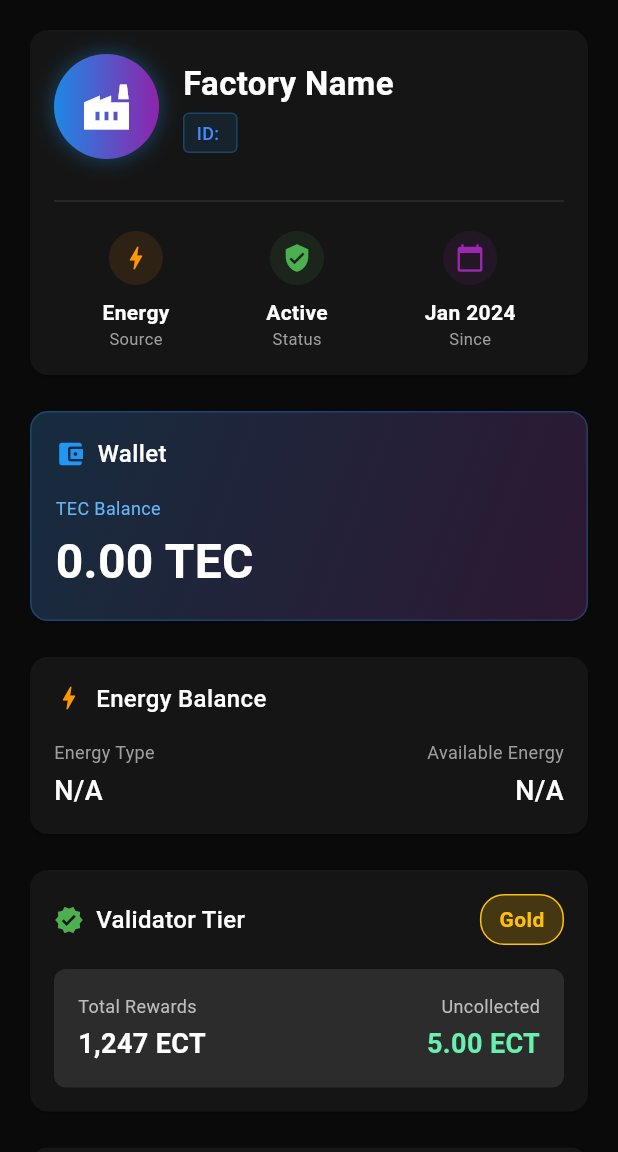
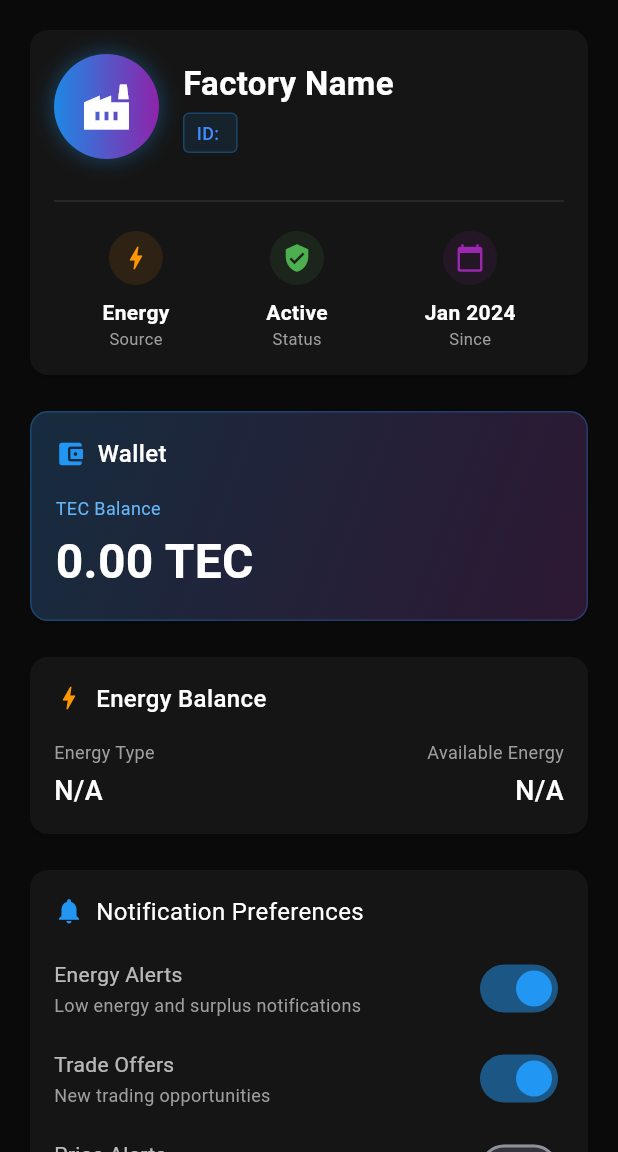
Before and after one commit to Triki-Amir/EcoGuardians-main, a Flutter app: the ProfileScreen screen opened directly with empty values, on a phone screen of 412 x 824 dp, the part 84-1236 px from its top. Run offline on Flutter 3.47's test engine with Material 3 defaults, Android fonts, the phone set to English and light mode, and no system bars; our stand-ins replace fl_chart; network calls fail.

Commit message:
Remove validator tier and status, fetch energy balance from DB, add factory transactions
Co-authored-by: Triki-Amir <191172275+Triki-Amir@users.noreply.github.com>

```diff
--- a/flutter_application_1/lib/screens/profile_screen.dart
+++ b/flutter_application_1/lib/screens/profile_screen.dart
@@ -31,6 +31,7 @@ class _ProfileScreenState extends State<ProfileScreen> {
   String? _tecTokenId;
   String? _energyType;
   String? _createdAt;
+  double? _availableEnergy;
   bool _isLoading = true;
 
   // Notification preferences state
@@ -80,6 +81,8 @@ class _ProfileScreenState extends State<ProfileScreen> {
           _tecBalance = (factoryData['currencyBalance'] as num?)?.toDouble();
           _tecTokenId = configData['tecTokenId'] as String?;
           _energyType = factoryData['energyType'] as String?;
+          // Fetch availableEnergy from database (lowercase column name)
+          _availableEnergy = (factoryData['availableEnergy'] as num?)?.toDouble();
           // Parse createdAt (timestamp in seconds or milliseconds)
           if (factoryData['createdAt'] != null) {
             final timestamp = factoryData['createdAt'];
@@ -478,9 +481,18 @@ class _ProfileScreenState extends State<ProfileScreen> {
                                 ),
                               ),
                               const SizedBox(height: 4),
-                              Text(
-                                widget.availableEnergy != null
-                                    ? '${widget.availableEnergy!.toStringAsFixed(1)} kWh'
+                              _isLoading
+                                  ? const SizedBox(
+                                      height: 18,
+                                      width: 18,
+                                      child: CircularProgressIndicator(
+                                        strokeWidth: 2,
+                                        color: Colors.white,
+                                      ),
+                                    )
+                                  : Text(
+                                      _availableEnergy != null
+                                          ? '${_availableEnergy!.toStringAsFixed(1)} kWh'
                                           : 'N/A',
                                       style: const TextStyle(
                                         color: Colors.white,
@@ -492,113 +504,6 @@ class _ProfileScreenState extends State<ProfileScreen> {
                           ),
                         ),
                       ],
-                    ),
-                  ],
-                ),
-              ),
-            ),
-            const SizedBox(height: 16),
-
-            // Validator Tier
-            Card(
-              color: Colors.grey.shade900.withOpacity(0.5),
-              child: Padding(
-                padding: const EdgeInsets.all(16),
-                child: Column(
-                  children: [
-                    Row(
-                      mainAxisAlignment: MainAxisAlignment.spaceBetween,
-                      children: [
-                        const Row(
-                          children: [
-                            Icon(Icons.verified, color: Colors.green, size: 20),
-                            SizedBox(width: 8),
-                            Text(
-                              'Validator Tier',
-                              style: TextStyle(
-                                color: Colors.white,
-                                fontSize: 16,
-                                fontWeight: FontWeight.w500,
-                              ),
-                            ),
-                          ],
-                        ),
-                        Container(
-                          padding: const EdgeInsets.symmetric(
-                            horizontal: 12,
-                            vertical: 6,
-                          ),
-                          decoration: BoxDecoration(
-                            color: Colors.amber.withOpacity(0.2),
-                            borderRadius: BorderRadius.circular(16),
-                            border: Border.all(color: Colors.amber, width: 1),
-                          ),
-                          child: const Text(
-                            'Gold',
-                            style: TextStyle(
-                              color: Colors.amber,
-                              fontSize: 14,
-                              fontWeight: FontWeight.bold,
-                            ),
-                          ),
-                        ),
-                      ],
-                    ),
-                    const SizedBox(height: 16),
-                    Container(
-                      padding: const EdgeInsets.all(16),
-                      decoration: BoxDecoration(
-                        color: Colors.grey.shade800.withOpacity(0.5),
-                        borderRadius: BorderRadius.circular(8),
-                      ),
-                      child: Row(
-                        mainAxisAlignment: MainAxisAlignment.spaceBetween,
-                        children: [
-                          Column(
-                            crossAxisAlignment: CrossAxisAlignment.start,
-                            children: [
-                              Text(
-                                'Total Rewards',
-                                style: TextStyle(
-                                  color: Colors.grey.shade400,
-                                  fontSize: 12,
-                                ),
-                              ),
-                              const SizedBox(height: 4),
-                              const Text(
-                                '1,247 ECT',
-                                style: TextStyle(
-                                  color: Colors.white,
-                                  fontSize: 18,
-                                  fontWeight: FontWeight.bold,
-                                ),
-                              ),
-                            ],
-                          ),
-                          const SizedBox(width: 32),
-                          Column(
-                            crossAxisAlignment: CrossAxisAlignment.end,
-                            children: [
-                              Text(
-                                'Uncollected',
-                                style: TextStyle(
-                                  color: Colors.grey.shade400,
-                                  fontSize: 12,
-                                ),
-                              ),
-                              const SizedBox(height: 4),
-                              const Text(
-                                '5.00 ECT',
-                                style: TextStyle(
-                                  color: Colors.greenAccent,
-                                  fontSize: 18,
-                                  fontWeight: FontWeight.bold,
-                                ),
-                              ),
-                            ],
-                          ),
-                        ],
-                      ),
                     ),
                   ],
                 ),
--- a/flutter_application_1/lib/services/api_service.dart
+++ b/flutter_application_1/lib/services/api_service.dart
@@ -206,6 +206,17 @@ class ApiService {
     return _handleResponse(response);
   }
 
+  /// Get factory trades (as buyer or seller)
+  /// GET /api/factory/:factoryId/trades
+  static Future<Map<String, dynamic>> getFactoryTrades(
+    String factoryId,
+  ) async {
+    final response = await http.get(
+      Uri.parse('${ApiConfig.baseUrl}/api/factory/$factoryId/trades'),
+    );
+    return _handleResponse(response);
+  }
+
   /// Mint energy tokens
   /// POST /api/energy/mint
   static Future<Map<String, dynamic>> mintEnergy({
```
Also changed, not shown: flutter_application_1/lib/screens/blockchain_screen.dart (+213 -192 lines), 2 other files. Lines whose indentation alone changed are shown as unchanged.
